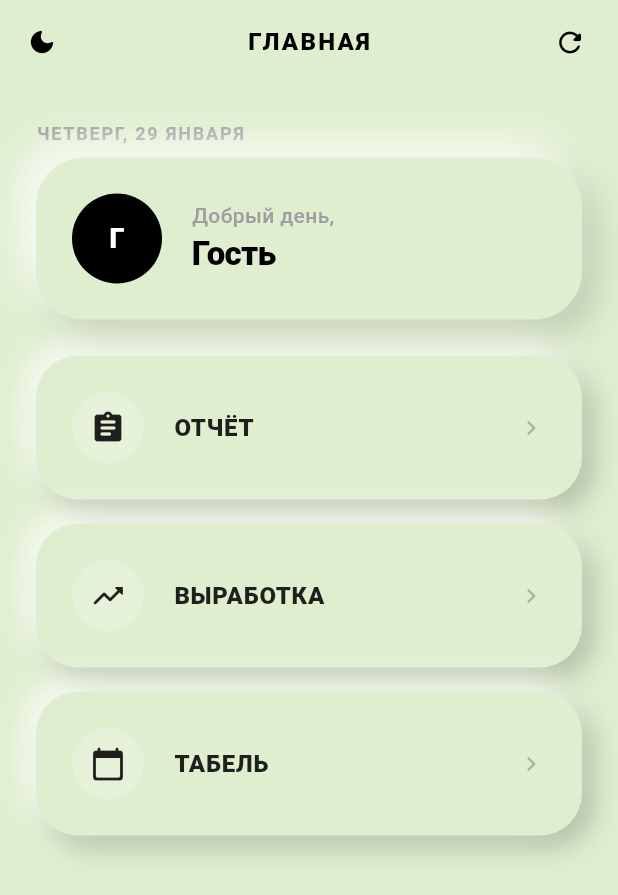
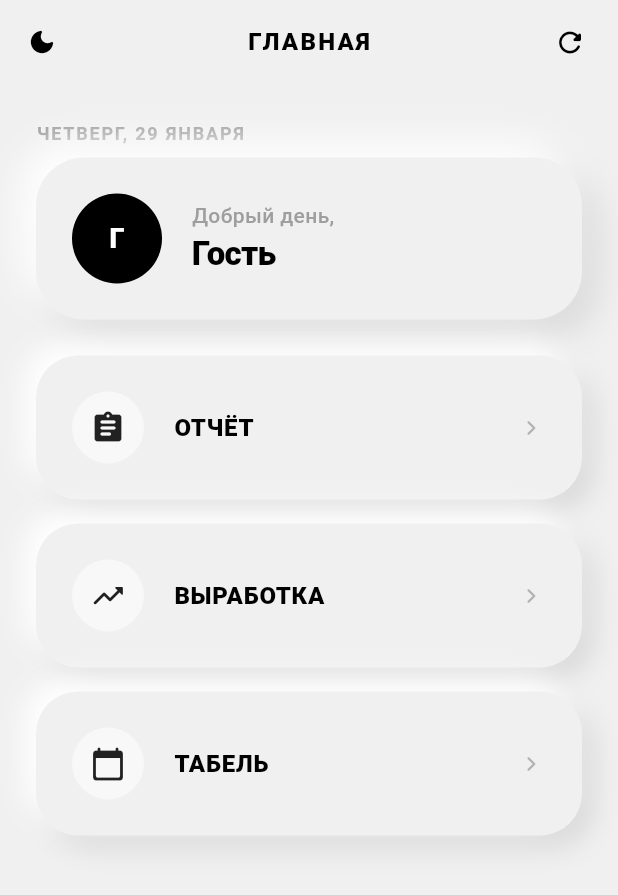
Before and after one commit to dimnok/tg-report-app, a Flutter app: the screen it shows after launch, on a phone screen of 412 x 824 dp. Shown: the top 895 px of the screen. Run offline on Flutter 3.47's test engine with Material 3 defaults, Android fonts, the phone set to English and light mode, and no system bars; our stand-ins replace flutter_riverpod, freezed_annotation, supabase_flutter; missing offline and left inert: dart:js_interop, excel; accounts and stored records are empty; network calls fail.

Commit message:
style: switch to strict black and white neumorphism design

```diff
--- a/lib/main.dart
+++ b/lib/main.dart
@@ -48,9 +48,9 @@ class MyApp extends ConsumerWidget {
           onSurface: Colors.black,
           outline: Colors.grey[300],
         ),
-        scaffoldBackgroundColor: const Color(0xFFE0EED0), // Мягкий зеленоватый фон для неоморфизма
+        scaffoldBackgroundColor: const Color(0xFFF0F0F0), // Светло-серый фон для ЧБ неоморфизма
         appBarTheme: const AppBarTheme(
-          backgroundColor: Colors.transparent, // Прозрачный AppBar для чистоты стиля
+          backgroundColor: Colors.transparent,
           foregroundColor: Colors.black,
           elevation: 0,
           centerTitle: true,
--- a/lib/src/presentation/screens/home_screen.dart
+++ b/lib/src/presentation/screens/home_screen.dart
@@ -172,18 +172,16 @@ class _MenuButton extends StatelessWidget {
       child: Container(
         padding: const EdgeInsets.all(24),
         decoration: BoxDecoration(
-          color: const Color(0xFFE0EED0), // Цвет совпадает с фоном
+          color: const Color(0xFFF0F0F0),
           borderRadius: BorderRadius.circular(28),
           boxShadow: [
-            // Темная тень (снизу-справа)
             BoxShadow(
-              color: Colors.black.withValues(alpha: isDark ? 0.5 : 0.2),
+              color: isDark ? Colors.black.withValues(alpha: 0.7) : Colors.black.withValues(alpha: 0.1),
               blurRadius: 15,
               offset: const Offset(8, 8),
             ),
-            // Светлая тень (сверху-слева)
             BoxShadow(
-              color: isDark ? Colors.grey[800]!.withValues(alpha: 0.3) : Colors.white.withValues(alpha: 0.7),
+              color: isDark ? Colors.grey[900]!.withValues(alpha: 0.3) : Colors.white,
               blurRadius: 15,
               offset: const Offset(-8, -8),
             ),
@@ -196,14 +194,14 @@ class _MenuButton extends StatelessWidget {
               decoration: BoxDecoration(
                 color: isPrimary
                   ? Colors.black.withValues(alpha: 0.05)
-                  : Colors.white.withValues(alpha: 0.2),
+                  : Colors.white.withValues(alpha: 0.5),
                 shape: BoxShape.circle,
               ),
               child: Icon(
                 icon,
                 size: 24,
                 color: isPrimary
-                    ? (isDark ? Colors.blue[200] : Colors.green[800])
+                    ? (isDark ? Colors.blue[200] : Colors.black)
                     : (isDark ? Colors.white : Colors.black87),
               ),
             ),
@@ -214,7 +212,7 @@ class _MenuButton extends StatelessWidget {
                 fontSize: 16,
                 fontWeight: FontWeight.w800,
                 letterSpacing: 0.5,
-                color: isDark ? Colors.white : Colors.black87,
+                color: isDark ? Colors.white : Colors.black,
               ),
             ),
             const Spacer(),
@@ -249,16 +247,16 @@ class _GreetingCard extends StatelessWidget {
       width: double.infinity,
       padding: const EdgeInsets.all(24),
       decoration: BoxDecoration(
-        color: const Color(0xFFE0EED0),
+        color: const Color(0xFFF0F0F0),
         borderRadius: BorderRadius.circular(32),
         boxShadow: [
           BoxShadow(
-            color: Colors.black.withValues(alpha: isDark ? 0.5 : 0.15),
+            color: isDark ? Colors.black.withValues(alpha: 0.7) : Colors.black.withValues(alpha: 0.1),
             blurRadius: 20,
             offset: const Offset(10, 10),
           ),
           BoxShadow(
-            color: isDark ? Colors.grey[800]!.withValues(alpha: 0.3) : Colors.white.withValues(alpha: 0.8),
+            color: isDark ? Colors.grey[900]!.withValues(alpha: 0.3) : Colors.white,
             blurRadius: 20,
             offset: const Offset(-10, -10),
           ),
```
